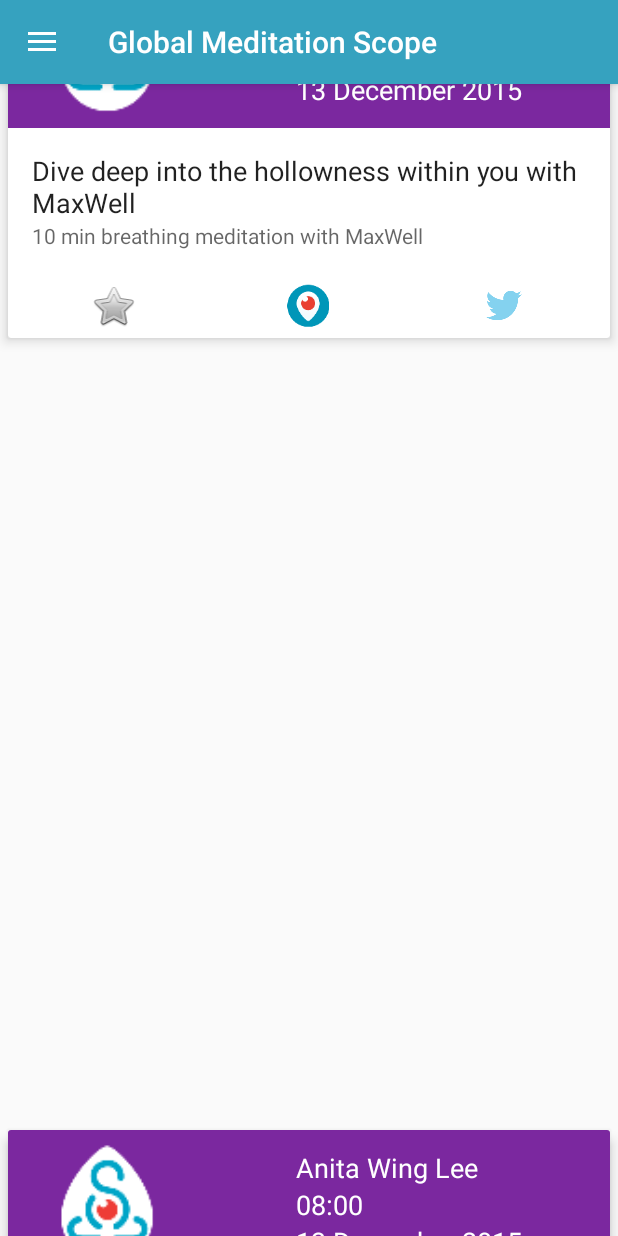
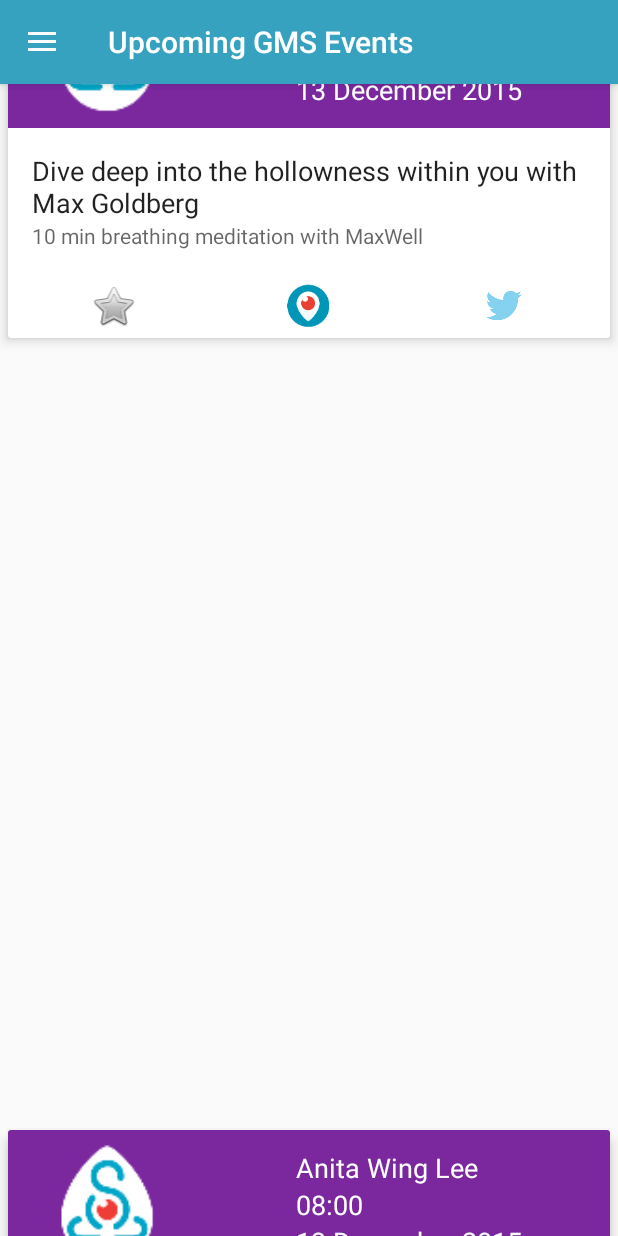
Before and after one commit to darkowlzz/gmsapp, an Android app: the screen it shows after launch (MainActivity), scrolled down 1612 dp, on a phone screen of 412 x 824 dp. Run offline under Robolectric (Android 15) with nearby library versions, the phone set to English and light mode, and no system bars.

Commit message:
Fragment integrated.

```diff
--- a/app/src/main/java/space/darkowlzz/globalmeditationscope/EventsFragment.java
+++ b/app/src/main/java/space/darkowlzz/globalmeditationscope/EventsFragment.java
@@ -2,17 +2,55 @@ package space.darkowlzz.globalmeditationscope;
 
 import android.os.Bundle;
 import android.support.v4.app.Fragment;
+import android.support.v7.widget.LinearLayoutManager;
+import android.support.v7.widget.RecyclerView;
 import android.view.LayoutInflater;
 import android.view.View;
 import android.view.ViewGroup;
+
+import java.util.ArrayList;
+import java.util.Calendar;
+import java.util.Date;
+import java.util.List;
 
 /**
  * Created by sunny on 25/11/15.
  */
 public class EventsFragment extends Fragment {
 
+    private List<MediEvent> events;
+
     @Override
     public View onCreateView(LayoutInflater inflater, ViewGroup container, Bundle savedInstanceState) {
-        return super.onCreateView(inflater, container, savedInstanceState);
+        View view = inflater.inflate(R.layout.fragment_events, container, false);
+
+        RecyclerView rv = (RecyclerView) view.findViewById(R.id.rv);
+        rv.setHasFixedSize(true);
+
+        initializeData();
+
+        LinearLayoutManager llm = new LinearLayoutManager(getContext());
+        rv.setLayoutManager(llm);
+
+        RVAdapter adapter = new RVAdapter(events);
+        rv.setAdapter(adapter);
+
+        return view;
+    }
+
+    private void initializeData() {
+        events = new ArrayList<>();
+        Calendar cal = Calendar.getInstance();
+        cal.set(2015, 11, 13, 8, 0);
+        Date date = cal.getTime();
+        events.add(new MediEvent("Morning with Anita Wing Lee", "Light guided meditation with Anita.", "Anita Wing Lee", date));
+        events.add(new MediEvent("Sketch with Mr. A. Singh", "Let out your creativity with @Mr. A. Singh", "Amrit Singh", date));
+        events.add(new MediEvent("Dive deep into the hollowness within you with Max Goldberg", "10 min breathing meditation with MaxWell", "Max Well", date));
+        events.add(new MediEvent("Morning with Anita Wing Lee", "Light guided meditation with Anita.", "Anita Wing Lee", date));
+        events.add(new MediEvent("Sketch with Mr. A. Singh", "Let out your creativity with @Mr. A. Singh", "Amrit Singh", date));
+        events.add(new MediEvent("Dive deep into the hollowness within you with Max Goldberg", "10 min breathing meditation with MaxWell", "Max Well", date));
+        events.add(new MediEvent("Morning with Anita Wing Lee", "Light guided meditation with Anita.", "Anita Wing Lee", date));
+        events.add(new MediEvent("Sketch with Mr. A. Singh", "Let out your creativity with @Mr. A. Singh", "Amrit Singh", date));
+        events.add(new MediEvent("Dive deep into the hollowness within you with Max Goldberg", "10 min breathing meditation with MaxWell", "Max Well", date));
     }
 }
--- a/app/src/main/java/space/darkowlzz/globalmeditationscope/MainActivity.java
+++ b/app/src/main/java/space/darkowlzz/globalmeditationscope/MainActivity.java
@@ -1,8 +1,6 @@
 package space.darkowlzz.globalmeditationscope;
 
 import android.os.Bundle;
-import android.support.v7.widget.LinearLayoutManager;
-import android.support.v7.widget.RecyclerView;
 import android.support.design.widget.NavigationView;
 import android.support.v4.view.GravityCompat;
 import android.support.v4.widget.DrawerLayout;
@@ -11,17 +9,15 @@ import android.support.v7.app.AppCompatActivity;
 import android.support.v7.widget.Toolbar;
 import android.view.MenuItem;
 
-import java.util.ArrayList;
-import java.util.Calendar;
-import java.util.Date;
-import java.util.List;
-
 public class MainActivity extends AppCompatActivity
         implements NavigationView.OnNavigationItemSelectedListener {
 
-    private List<MediEvent> events;
+    public static ImageLoader mImageLoader = null;
 
-    public static ImageLoader mImageLoader = null;
+    final String HOME = "100";
+
+    String CURRENT_FRAGMENT;
+    EventsFragment eventsFragment;
 
     @Override
     protected void onCreate(Bundle savedInstanceState) {
@@ -43,32 +39,21 @@ public class MainActivity extends AppCompatActivity
         NavigationView navigationView = (NavigationView) findViewById(R.id.nav_view);
         navigationView.setNavigationItemSelectedListener(this);
 
-        RecyclerView rv = (RecyclerView) findViewById(R.id.rv);
-        rv.setHasFixedSize(true);
+        if (findViewById(R.id.fragment_container) != null) {
+            if (savedInstanceState != null) {
+                return;
+            }
 
-        initializeData();
+            getSupportActionBar().setTitle("Upcoming GMS Events");
 
-        LinearLayoutManager llm = new LinearLayoutManager(getBaseContext());
-        rv.setLayoutManager(llm);
+            eventsFragment = new EventsFragment();
+            eventsFragment.setArguments(getIntent().getExtras());
 
-        RVAdapter adapter = new RVAdapter(events);
-        rv.setAdapter(adapter);
-    }
+            getSupportFragmentManager().beginTransaction()
+                    .add(R.id.fragment_container, eventsFragment).commit();
 
-    private void initializeData() {
-        events = new ArrayList<>();
-        Calendar cal = Calendar.getInstance();
-        cal.set(2015, 11, 13, 8, 0);
-        Date date = cal.getTime();
-        events.add(new MediEvent("Morning with Anita Wing Lee", "Light guided meditation with Anita.", "Anita Wing Lee", date));
-        events.add(new MediEvent("Sketch with Mr. A. Singh", "Let out your creativity with @Mr. A. Singh", "Amrit Singh", date));
-        events.add(new MediEvent("Dive deep into the hollowness within you with MaxWell", "10 min breathing meditation with MaxWell", "Max Well", date));
-        events.add(new MediEvent("Morning with Anita Wing Lee", "Light guided meditation with Anita.", "Anita Wing Lee", date));
-        events.add(new MediEvent("Sketch with Mr. A. Singh", "Let out your creativity with @Mr. A. Singh", "Amrit Singh", date));
-        events.add(new MediEvent("Dive deep into the hollowness within you with MaxWell", "10 min breathing meditation with MaxWell", "Max Well", date));
-        events.add(new MediEvent("Morning with Anita Wing Lee", "Light guided meditation with Anita.", "Anita Wing Lee", date));
-        events.add(new MediEvent("Sketch with Mr. A. Singh", "Let out your creativity with @Mr. A. Singh", "Amrit Singh", date));
-        events.add(new MediEvent("Dive deep into the hollowness within you with MaxWell", "10 min breathing meditation with MaxWell", "Max Well", date));
+            CURRENT_FRAGMENT = HOME;
+        }
     }
 
     @Override
--- a/app/src/main/res/layout/content_events.xml
+++ b/app/src/main/res/layout/content_events.xml
@@ -7,29 +7,9 @@
     tools:showIn="@layout/app_bar_events" tools:context=".MainActivity"
     android:orientation="vertical">
 
-    <!--
-    <android.support.v7.widget.CardView
+    <FrameLayout
+        android:id="@+id/fragment_container"
         android:layout_width="match_parent"
-        android:layout_height="wrap_content"
-        app:cardBackgroundColor="@color/colorSecondary">
-
-        <LinearLayout
-            android:layout_width="match_parent"
-            android:layout_height="wrap_content">
-
-            <ImageView
-                android:layout_width="wrap_content"
-                android:layout_height="150dp"
-                android:src="@drawable/gms_logo"/>
-
-        </LinearLayout>
-
-    </android.support.v7.widget.CardView>
-    -->
-
-    <android.support.v7.widget.RecyclerView
-        android:layout_width="match_parent"
-        android:layout_height="match_parent"
-        android:id="@+id/rv"></android.support.v7.widget.RecyclerView>
+        android:layout_height="match_parent"></FrameLayout>
 
 </LinearLayout>
```
